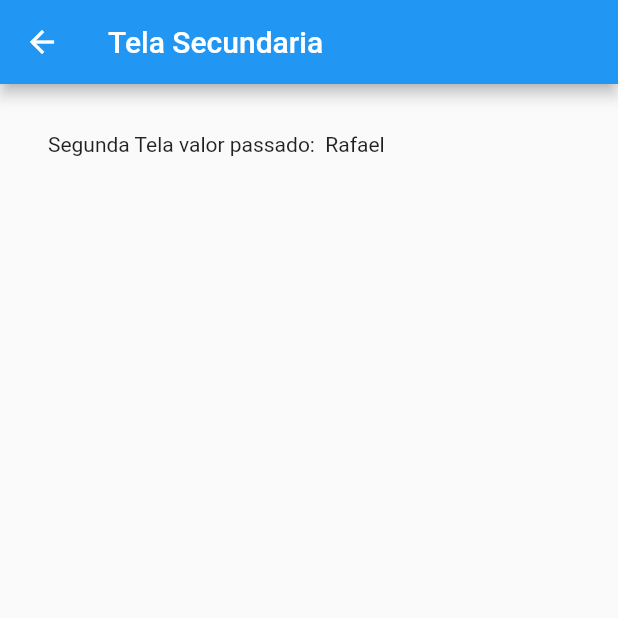
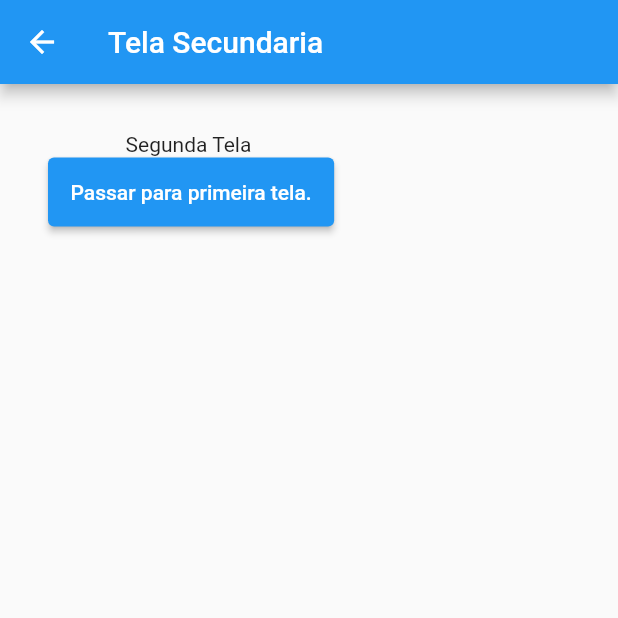
Before and after one commit to Britoweb/navegacao, a Flutter app: the screen it shows after launch, after a tap on "Passar para próxima tela.", on a phone screen of 412 x 824 dp, the top half of it. Run offline on Flutter 3.47's test engine with Material 2 defaults, Android fonts, the phone set to English and light mode, and no system bars.

Commit message:
Rotas nomeadas

```diff
--- a/lib/TelaSecundaria.dart
+++ b/lib/TelaSecundaria.dart
@@ -1,9 +1,9 @@
 import 'package:flutter/material.dart';
 
 class TelaSecundaria extends StatefulWidget {
-  String  valor;
+  // String  valor;
 
-  TelaSecundaria({required this.valor});
+  // TelaSecundaria({ this.valor});
 
   @override
   _TelaSecundariaState createState() => _TelaSecundariaState();
@@ -21,8 +21,16 @@ class _TelaSecundariaState extends State<TelaSecundaria> {
         padding: EdgeInsetsDirectional.all(32),
         child: Column(
           children: [
-            Text("Segunda Tela valor passado:  ${widget.valor}"),
-
+            Text("Segunda Tela "),
+            ElevatedButton(
+              style: ElevatedButton.styleFrom(
+                  padding: EdgeInsetsDirectional.all(15)
+              ),
+              onPressed: (){
+                Navigator.pushNamed(context, "/");
+              },
+              child: Text("Passar para primeira tela."),
+            )
           ],
         ),
       ),
--- a/lib/main.dart
+++ b/lib/main.dart
@@ -4,6 +4,10 @@ import 'TelaSecundaria.dart';
 
 void main() {
   runApp(MaterialApp(
+    initialRoute: "/",
+    routes: {
+      "/secundaria" : (context) => TelaSecundaria(),
+    },
     home: TelaPrincipal(),
     debugShowCheckedModeBanner: false,
   ));
@@ -33,10 +37,7 @@ class _TelaPrincipalState extends State<TelaPrincipal> {
                 padding: EdgeInsetsDirectional.all(15)
               ),
               onPressed: (){
-                Navigator.push(
-                  context,
-                MaterialPageRoute(builder: (context) => TelaSecundaria(valor: "Rafael")),
-                );
+                Navigator.pushNamed(context, "/secundaria");
               },
               child: Text("Passar para próxima tela."),
             )
```
